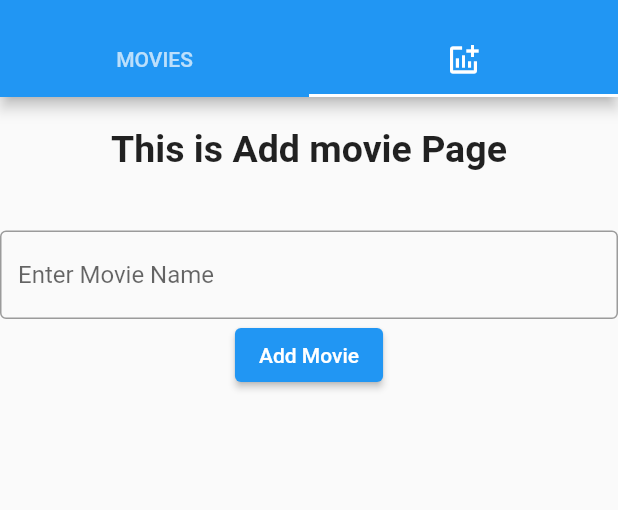
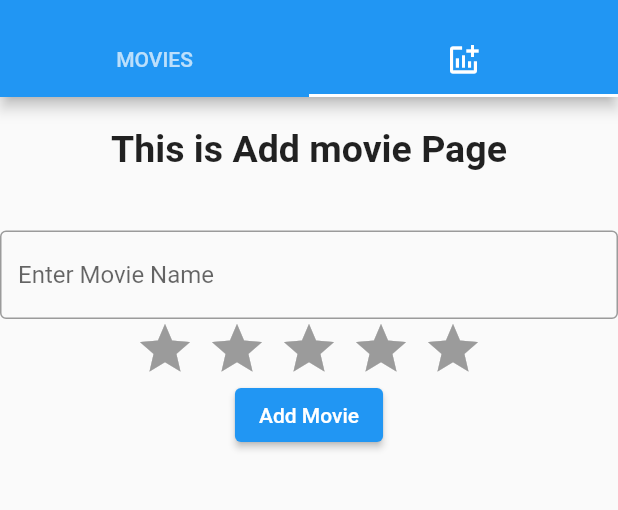
Before and after one commit to japsimrans13/movielistapp, a Flutter app: the screen it shows after launch, tab 2 chosen, on a phone screen of 412 x 824 dp, the part 59-569 px from its top. Run offline on Flutter 3.47's test engine with Material 2 defaults, Android fonts, the light colour scheme and no system bars; drawn by our look-alikes of flutter_rating_bar; our stand-ins replace hive, hive_flutter; accounts and stored records are empty.

Commit message:
New Commit

```diff
--- a/lib/add_movie.dart
+++ b/lib/add_movie.dart
@@ -1,4 +1,5 @@
 import 'package:flutter/material.dart';
+import 'package:flutter_rating_bar/flutter_rating_bar.dart';
 import 'package:movielistapp/boxes.dart';
 import 'package:movielistapp/main.dart';
 import 'package:movielistapp/models/movie.dart';
@@ -25,6 +26,7 @@ class _AddMovieState extends State<AddMovie> {
 
   @override
   Widget build(BuildContext context) {
+    double curRating = 0;
     return Center(
       child: Column(
         children: [
@@ -43,13 +45,28 @@ class _AddMovieState extends State<AddMovie> {
               hintText: 'Enter Movie Name',
             ),
           ),
+          RatingBar.builder(
+            initialRating: 0,
+            minRating: 0,
+            direction: Axis.horizontal,
+            allowHalfRating: true,
+            itemCount: 5,
+            itemPadding: const EdgeInsets.symmetric(horizontal: 4.0),
+            itemBuilder: (context, _) => const Icon(
+              Icons.star,
+              color: Colors.amber,
+            ),
+            onRatingUpdate: (rating) {
+              curRating = rating;
+            },
+          ),
           ElevatedButton(
               onPressed: () {
                 // Close keyboard
                 FocusScope.of(context).requestFocus(FocusNode());
                 print(_movieNameController.value.text);
                 if (_movieNameController.value.text.isNotEmpty) {
-                  addMovie(_movieNameController.value.text);
+                  addMovie(_movieNameController.value.text, curRating);
                   // empty keyboard field
                   _movieNameController.clear();
                   // setTabControllerIndex(0);
@@ -66,10 +83,11 @@ class _AddMovieState extends State<AddMovie> {
   }
 }
 
-Future? addMovie(String? movieName) {
+Future? addMovie(String? movieName, double rating) {
   final movie = Movie()
     ..name = movieName!
-    ..createdDate = DateTime.now();
+    ..createdDate = DateTime.now()
+    ..ratings = rating;
 
   // using the getter method for acessing our hive box.
   final dbBox = Boxes.getMovieBox();
--- a/lib/models/movie.dart
+++ b/lib/models/movie.dart
@@ -8,6 +8,6 @@ class Movie extends HiveObject {
   late String name;
   @HiveField(1)
   late DateTime createdDate;
-//   @HiveField(2)
-//   late int ratings;
+  @HiveField(2)
+  late double ratings;
 }
--- a/pubspec.yaml
+++ b/pubspec.yaml
@@ -36,6 +36,7 @@ dependencies:
   cupertino_icons: ^1.0.2
   hive: ^2.0.4
   hive_flutter: ^1.1.0
+  flutter_rating_bar: ^4.0.0
 
 dev_dependencies:
   flutter_test:
```
Also changed, not shown: lib/edit_movie.dart (+19 -1 lines), lib/movie_detailed.dart (+61 -5 lines), lib/models/movie.g.dart, pubspec.lock.
